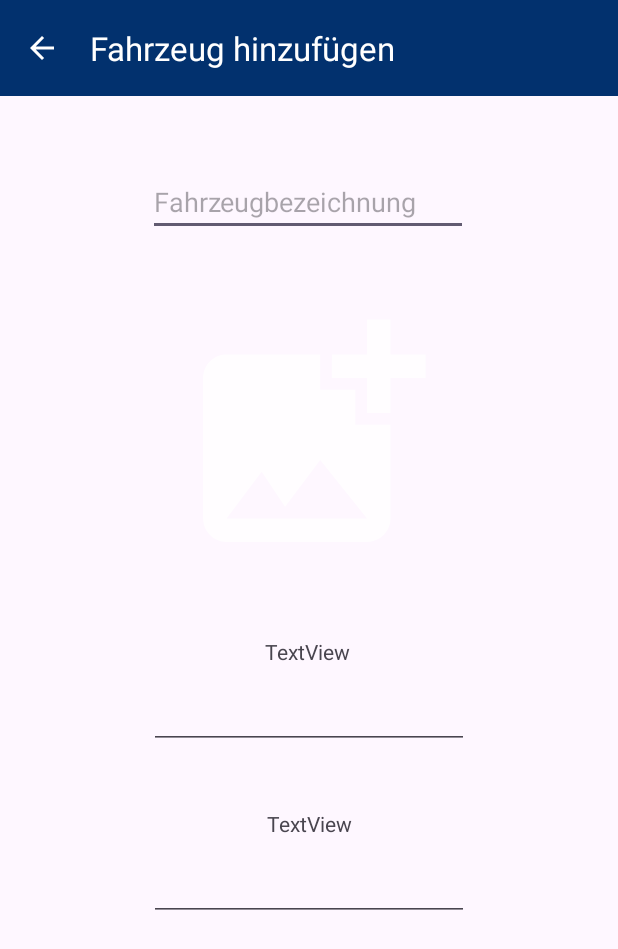
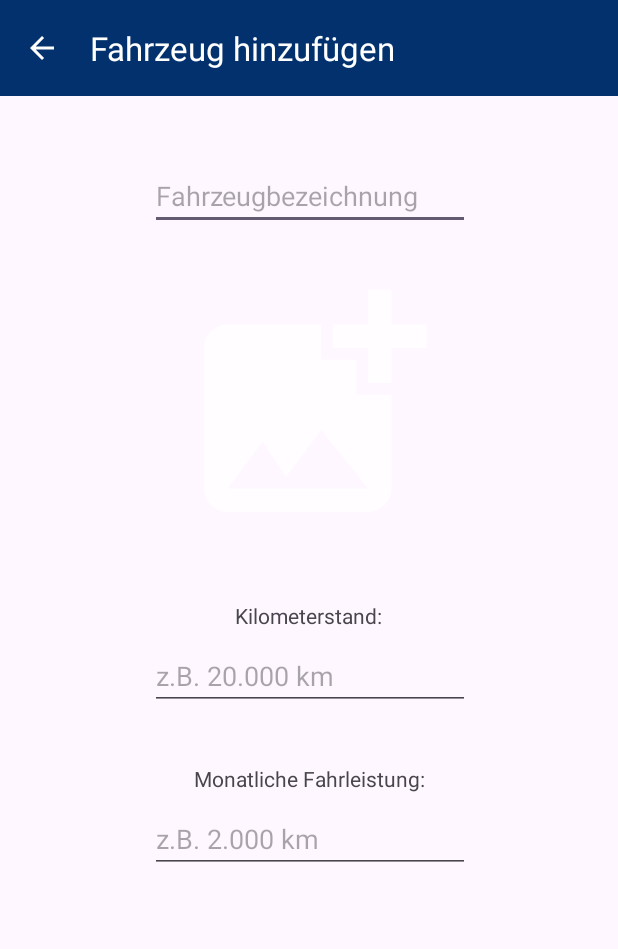
Before and after one commit to Moritz1008/WartungsApp, an Android app: the CreateVehicleActivity screen opened directly, with no data from a screen before it, on a phone screen of 412 x 824 dp. Shown: the top 949 px of the screen. Run offline under Robolectric (Android 15) with nearby library versions, the phone set to English and light mode, and no system bars; pictures from the network do not load.

Commit message:
Edittext for Mileage now displays thousands separators for better readability (10000 -> 10.000)

```diff
--- a/app/src/main/res/layout/activity_add_vehicle.xml
+++ b/app/src/main/res/layout/activity_add_vehicle.xml
@@ -14,12 +14,12 @@
         android:id="@+id/editTextText"
         android:layout_width="wrap_content"
         android:layout_height="wrap_content"
-        android:layout_marginTop="48dp"
+        android:layout_marginTop="44dp"
         android:ems="10"
         android:hint="@string/createVehicleName"
         android:inputType="text"
         app:layout_constraintEnd_toEndOf="parent"
-        app:layout_constraintHorizontal_bias="0.497"
+        app:layout_constraintHorizontal_bias="0.502"
         app:layout_constraintStart_toStartOf="parent"
         app:layout_constraintTop_toBottomOf="@+id/toolbar" />
 
@@ -27,56 +27,60 @@
         android:id="@+id/imageViewVehicle"
         android:layout_width="211dp"
         android:layout_height="187dp"
-        android:layout_marginTop="40dp"
+        android:layout_marginTop="24dp"
         android:clickable="true"
         app:layout_constraintEnd_toEndOf="parent"
-        app:layout_constraintHorizontal_bias="0.498"
         app:layout_constraintStart_toStartOf="parent"
         app:layout_constraintTop_toBottomOf="@+id/editTextText"
         app:srcCompat="@drawable/ic_add_image" />
 
-    <TextView
-        android:id="@+id/textView"
+    <EditText
+        android:id="@+id/editTextMileage"
         android:layout_width="wrap_content"
         android:layout_height="wrap_content"
-        android:layout_marginTop="40dp"
-        android:text="TextView"
+        android:layout_marginTop="8dp"
+        android:ems="10"
+        android:hint="@string/createVehicleMileageHint"
+        android:inputType="numberDecimal"
+        app:layout_constraintEnd_toEndOf="parent"
+        app:layout_constraintHorizontal_bias="0.502"
+        app:layout_constraintStart_toStartOf="parent"
+        app:layout_constraintTop_toBottomOf="@+id/textView4" />
+
+    <EditText
+        android:id="@+id/editTextNumberDecimal3"
+        android:layout_width="wrap_content"
+        android:layout_height="wrap_content"
+        android:layout_marginTop="8dp"
+        android:ems="10"
+        android:inputType="numberDecimal"
+        app:layout_constraintEnd_toEndOf="parent"
+        app:layout_constraintHorizontal_bias="0.502"
+        app:layout_constraintStart_toStartOf="parent"
+        app:layout_constraintTop_toBottomOf="@+id/textView5"
+        android:hint="@string/createVehicleMonthlyMileageHint"/>
+
+    <TextView
+        android:id="@+id/textView4"
+        android:layout_width="wrap_content"
+        android:layout_height="wrap_content"
+        android:layout_marginTop="36dp"
+        android:text="@string/createVehicleMileageText"
         app:layout_constraintEnd_toEndOf="parent"
         app:layout_constraintHorizontal_bias="0.498"
         app:layout_constraintStart_toStartOf="parent"
         app:layout_constraintTop_toBottomOf="@+id/imageViewVehicle" />
 
-    <EditText
-        android:id="@+id/editTextNumberDecimal2"
+    <TextView
+        android:id="@+id/textView5"
         android:layout_width="wrap_content"
         android:layout_height="wrap_content"
-        android:layout_marginTop="10dp"
-        android:ems="10"
-        android:inputType="numberDecimal"
+        android:layout_marginTop="36dp"
+        android:text="@string/createVehicleMonthlyMileageText"
         app:layout_constraintEnd_toEndOf="parent"
+        app:layout_constraintHorizontal_bias="0.5"
         app:layout_constraintStart_toStartOf="parent"
-        app:layout_constraintTop_toBottomOf="@+id/textView" />
-
-    <TextView
-        android:id="@+id/textView2"
-        android:layout_width="wrap_content"
-        android:layout_height="wrap_content"
-        android:layout_marginTop="40dp"
-        android:text="TextView"
-        app:layout_constraintEnd_toEndOf="parent"
-        app:layout_constraintStart_toStartOf="parent"
-        app:layout_constraintTop_toBottomOf="@+id/editTextNumberDecimal2" />
-
-    <EditText
-        android:id="@+id/editTextNumberDecimal3"
-        android:layout_width="wrap_content"
-        android:layout_height="wrap_content"
-        android:layout_marginTop="10dp"
-        android:ems="10"
-        android:inputType="numberDecimal"
-        app:layout_constraintEnd_toEndOf="parent"
-        app:layout_constraintStart_toStartOf="parent"
-        app:layout_constraintTop_toBottomOf="@+id/textView2" />
+        app:layout_constraintTop_toBottomOf="@+id/editTextMileage" />
 
 
 </androidx.constraintlayout.widget.ConstraintLayout>
--- a/app/src/main/res/values/strings.xml
+++ b/app/src/main/res/values/strings.xml
@@ -5,6 +5,8 @@
     <string name="selectImage">Bild auswählen</string>
     <string name="createVehicleToolbarTitle">Fahrzeug hinzufügen</string>
     <string name="createVehicleName">Fahrzeugbezeichnung</string>
-    <string name="createVehicleMileageHint">z.B. 20.000</string>
-    <string name="createVehicleMonthlyMileageHint">z.b. 2.000</string>
+    <string name="createVehicleMileageText">Kilometerstand:</string>
+    <string name="createVehicleMileageHint">z.B. 20.000 km</string>
+    <string name="createVehicleMonthlyMileageText">Monatliche Fahrleistung:</string>
+    <string name="createVehicleMonthlyMileageHint">z.B. 2.000 km</string>
 </resources>
```
Also changed, not shown: app/src/main/java/com/example/wartungsapp/CreateVehicleActivity.java (+52 -2 lines).
